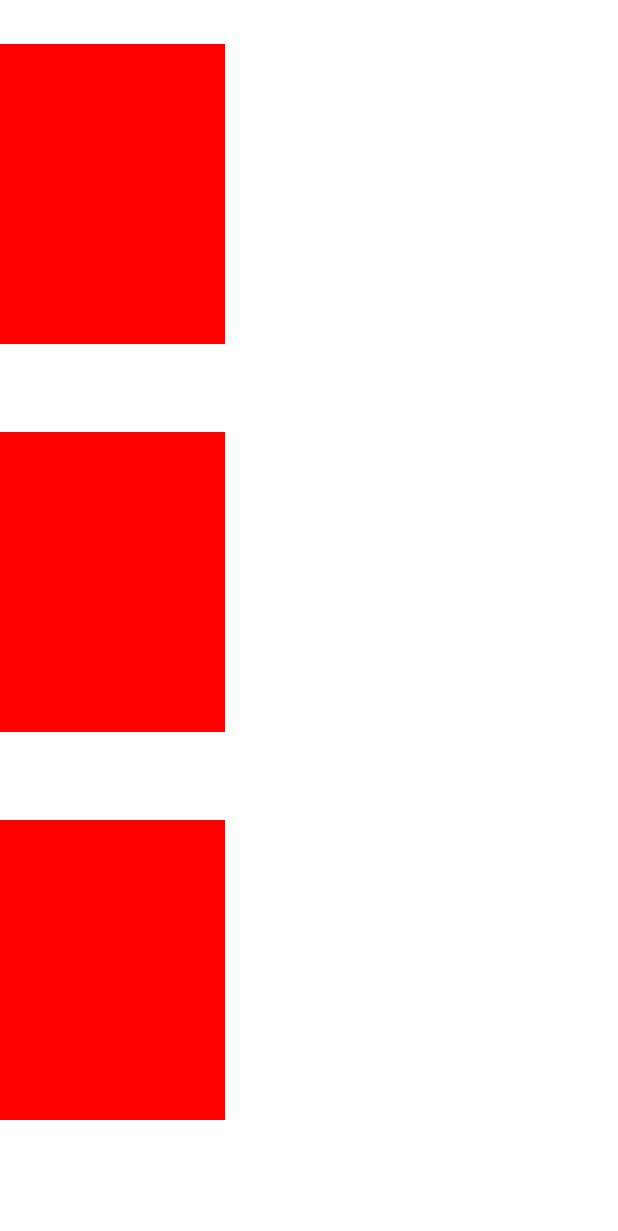
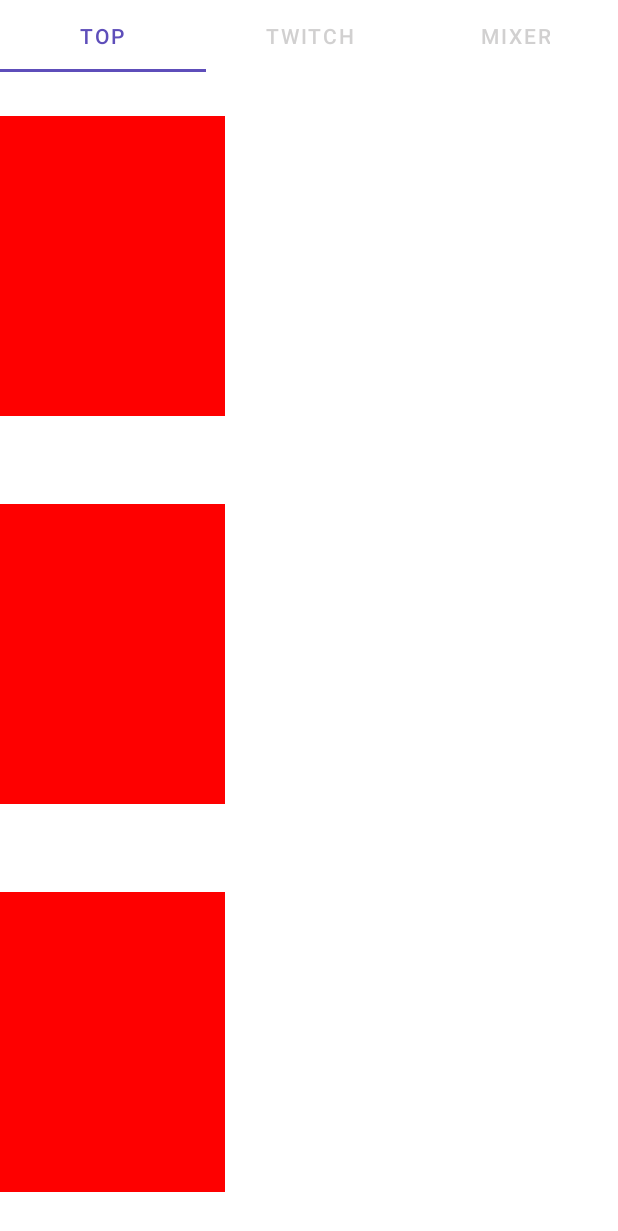
Before and after one commit to Is0git/MultiStream, an Android app: the layout browse_fragment.xml on its own in the app's theme, with its tools: preview values and no code run, on a phone screen of 412 x 824 dp. Shown: the top 1231 px of the screen. Run offline under Robolectric (Android 15) with nearby library versions, the phone set to English and light mode, and no system bars.

Commit message:
tabLayout

```diff
--- a/app/src/main/res/layout/browse_fragment.xml
+++ b/app/src/main/res/layout/browse_fragment.xml
@@ -5,15 +5,35 @@
     <androidx.constraintlayout.widget.ConstraintLayout
         android:layout_width="match_parent"
         android:layout_height="match_parent">
+        <com.google.android.material.tabs.TabLayout
+            android:layout_width="match_parent"
+            app:layout_constraintTop_toTopOf="parent"
+            android:layout_height="wrap_content"
+            android:id="@+id/topGamesTabLayout">
+            <com.google.android.material.tabs.TabItem
+                android:layout_width="wrap_content"
+                android:layout_height="wrap_content"
+                android:text="Top" />
 
+            <com.google.android.material.tabs.TabItem
+                android:layout_width="wrap_content"
+                android:layout_height="wrap_content"
+                android:text="Twitch" />
+
+            <com.google.android.material.tabs.TabItem
+                android:layout_width="wrap_content"
+                android:layout_height="wrap_content"
+                android:text="Mixer" />
+        </com.google.android.material.tabs.TabLayout>
         <androidx.recyclerview.widget.RecyclerView
             android:id="@+id/topGamesList"
             android:layout_width="match_parent"
-            android:layout_height="match_parent"
+            android:layout_height="0dp"
             android:orientation="vertical"
             tools:listitem="@layout/top_games_list"
             app:layoutManager="androidx.recyclerview.widget.LinearLayoutManager"
-            app:layout_constraintTop_toTopOf="parent" />
+            app:layout_constraintBottom_toBottomOf="parent"
+            app:layout_constraintTop_toBottomOf="@id/topGamesTabLayout" />
 
     </androidx.constraintlayout.widget.ConstraintLayout>
 </layout>
```
